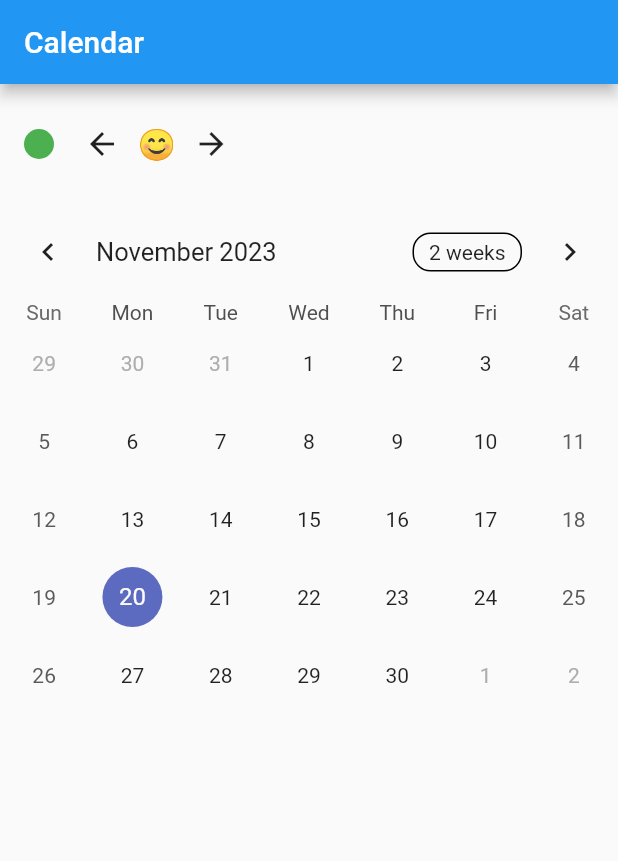
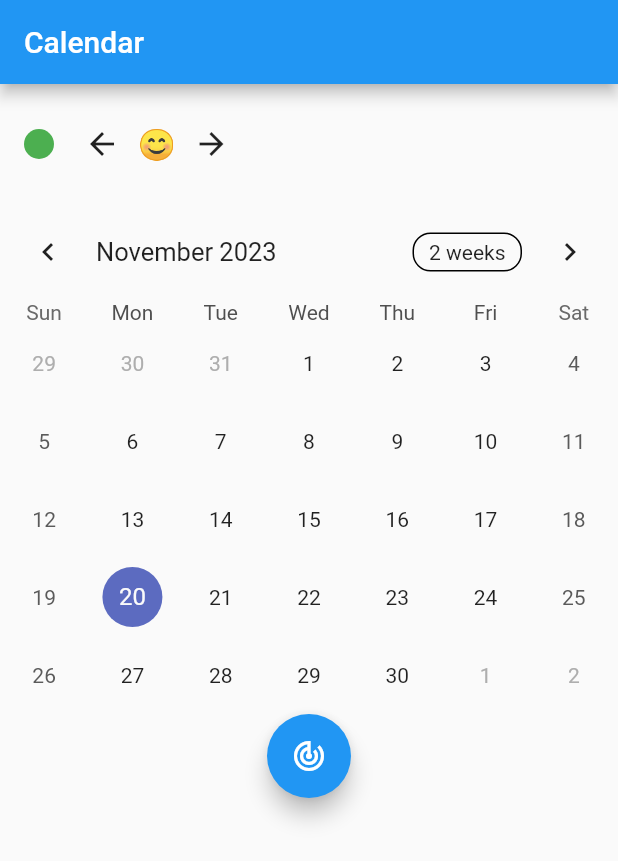
Before and after one commit to tlee85/MoodMagic, a Flutter app: the CalendarPage screen opened directly, on a phone screen of 412 x 824 dp. Shown: the top 861 px of the screen. Run offline on Flutter 3.47's test engine with Material 2 defaults, Android fonts, the phone set to English and light mode, and no system bars; drawn by our look-alikes of table_calendar; our stand-ins replace google_nav_bar, shared_preferences; accounts and stored records are empty.

Commit message:
calendar

```diff
--- a/mood_magic/lib/pages/calendar_page.dart
+++ b/mood_magic/lib/pages/calendar_page.dart
@@ -15,6 +15,7 @@ class _CalendarPageState extends State<CalendarPage> {
   late DateTime _selectedDay;
   late SharedPreferences _prefs;
   int _selectedMoodIndex = 0; // Index for the selected mood emoji
+  Map<DateTime, Color> _moodColorsMap = {};
 
   final List<String> moodEmojis = ['😊', '😢', '😡', '😎']; // Sample mood emojis
   final List<Color> moodColors = [
@@ -107,8 +108,31 @@ class _CalendarPageState extends State<CalendarPage> {
                 _focusedDay = focusedDay;
               });
             },
+            // Add the TableCellBuilder to customize each day cell
+            calendarBuilders: CalendarBuilders(
+              markerBuilder: (context, day, events) {
+                if (_moodColorsMap.containsKey(day)) {
+                  return Container(
+                    width: 20,
+                    height: 20,
+                    decoration: BoxDecoration(
+                      shape: BoxShape.circle,
+                      color: _moodColorsMap[day],
+                    ),
+                  );
+                } else {
+                  return Container();
+                }
+              },
+            ),
           ),
-          // Your other widgets can go here
+          // "Track" button
+          FloatingActionButton(
+            onPressed: () {
+              _trackMood();
+            },
+            child: Icon(Icons.track_changes),
+          ),
         ],
       ),
     );
@@ -127,6 +151,12 @@ class _CalendarPageState extends State<CalendarPage> {
       _prefs.setInt('selectedMoodIndex', _selectedMoodIndex);
     });
   }
+
+  void _trackMood() {
+    setState(() {
+      _moodColorsMap[_selectedDay] = moodColors[_selectedMoodIndex];
+    });
+  }
 }
 
 void main() {
```
